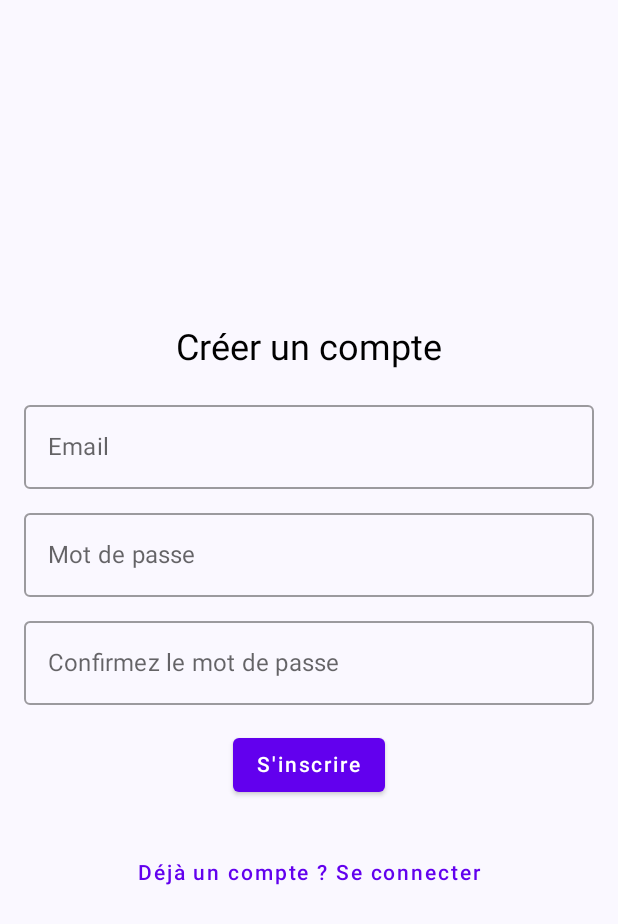
After one commit to enzo30112003/zoo, an Android app built with Jetpack Compose: the SignUpScreen screen opened through its navigation route, on a phone screen of 412 x 824 dp. The commit adds this screen. Shown: the top 924 px of the screen. Run offline under Robolectric (Android 15) with nearby library versions, the phone set to English and light mode, and no system bars; our stand-ins replace Firebase (no records; nobody signed in at launch, a user with empty details on screens opened directly).

Commit message:
2eme commit

```diff
--- a/app/src/main/AndroidManifest.xml
+++ b/app/src/main/AndroidManifest.xml
@@ -1,6 +1,8 @@
 <?xml version="1.0" encoding="utf-8"?>
 <manifest xmlns:android="http://schemas.android.com/apk/res/android"
     xmlns:tools="http://schemas.android.com/tools">
+
+    <uses-permission android:name="android.permission.INTERNET"/>
 
     <application
         android:allowBackup="true"
--- a/app/src/main/java/fr/isen/morelli/zoo/MainActivity.kt
+++ b/app/src/main/java/fr/isen/morelli/zoo/MainActivity.kt
@@ -1,6 +1,7 @@
 package fr.isen.morelli.zoo
 
 import android.os.Bundle
+import android.util.Log
 import androidx.activity.ComponentActivity
 import androidx.activity.compose.setContent
 import androidx.activity.enableEdgeToEdge
@@ -10,25 +11,52 @@ import androidx.compose.material3.Scaffold
 import androidx.compose.material3.Text
 import androidx.compose.runtime.Composable
 import androidx.compose.ui.Modifier
+import com.google.firebase.database.DataSnapshot
+import com.google.firebase.database.DatabaseError
+import com.google.firebase.database.FirebaseDatabase
+import com.google.firebase.database.ValueEventListener
+import fr.isen.morelli.zoo.ui.theme.ZooTheme
+import androidx.activity.compose.setContent
+import androidx.compose.material3.MaterialTheme
+import androidx.compose.material3.Surface
+import androidx.compose.material3.TextButton
 import androidx.compose.ui.tooling.preview.Preview
-import fr.isen.morelli.zoo.ui.theme.ZooTheme
+import androidx.navigation.compose.rememberNavController
+import androidx.navigation.compose.NavHost
+import androidx.navigation.compose.composable
+import fr.isen.morelli.zoo.screens.HomeScreen
+import fr.isen.morelli.zoo.screens.LoginScreen
+import fr.isen.morelli.zoo.screens.SignUpScreen
+
 
 class MainActivity : ComponentActivity() {
     override fun onCreate(savedInstanceState: Bundle?) {
         super.onCreate(savedInstanceState)
-        enableEdgeToEdge()
         setContent {
             ZooTheme {
-                Scaffold(modifier = Modifier.fillMaxSize()) { innerPadding ->
-                    Greeting(
-                        name = "Android",
-                        modifier = Modifier.padding(innerPadding)
-                    )
+                // A surface container using the 'background' color from the theme
+                Surface(modifier = Modifier.fillMaxSize(), color = MaterialTheme.colorScheme.background) {
+                    val navController = rememberNavController()
+                    NavHost(navController = navController, startDestination = "login") {
+                        composable("login") {
+                            LoginScreen(navController = navController)
+                        }
+                        composable("signup") {
+                            SignUpScreen(navController = navController)
+                        }
+                        composable("home") {
+                            HomeScreen(navController = navController) // À créer
+                        }
+                    }
+                    //TextButton(onClick = { navController.navigate("signup") }) {
+                       // Text("Pas encore de compte ? S'inscrire")
+                    //}
+                        // Vous pouvez ajouter plus d'écrans comme "home" ici
+                    }
                 }
             }
         }
     }
-}
 
 @Composable
 fun Greeting(name: String, modifier: Modifier = Modifier) {
--- /dev/null
+++ b/app/src/main/java/fr/isen/morelli/zoo/screens/LoginScreen.kt
@@ -0,0 +1,78 @@
+package fr.isen.morelli.zoo.screens
+
+import androidx.compose.foundation.layout.*
+import androidx.compose.foundation.text.KeyboardOptions
+import androidx.compose.material.*
+import androidx.compose.runtime.*
+import androidx.compose.ui.Alignment
+import androidx.compose.ui.Modifier
+import androidx.compose.ui.text.input.KeyboardType
+import androidx.compose.ui.text.input.PasswordVisualTransformation
+import androidx.compose.ui.unit.dp
+import androidx.navigation.NavController
+import com.google.firebase.auth.FirebaseAuth
+import com.google.firebase.auth.ktx.auth
+import com.google.firebase.ktx.Firebase
+
+
+@Composable
+fun LoginScreen(navController: NavController) {
+    var email by remember { mutableStateOf("") }
+    var password by remember { mutableStateOf("") }
+    var errorMessage by remember { mutableStateOf("") }
+    val auth = Firebase.auth
+
+    Column(
+        modifier = Modifier
+            .fillMaxSize()
+            .padding(16.dp),
+        verticalArrangement = Arrangement.Center,
+        horizontalAlignment = Alignment.CenterHorizontally
+    ) {
+        OutlinedTextField(
+            value = email,
+            onValueChange = { email = it },
+            label = { Text("Email") },
+            modifier = Modifier.fillMaxWidth(),
+            keyboardOptions = KeyboardOptions(keyboardType = KeyboardType.Email)
+        )
+        Spacer(modifier = Modifier.height(8.dp))
+        OutlinedTextField(
+            value = password,
+            onValueChange = { password = it },
+            label = { Text("Mot de passe") },
+            modifier = Modifier.fillMaxWidth(),
+            visualTransformation = PasswordVisualTransformation(),
+            keyboardOptions = KeyboardOptions(keyboardType = KeyboardType.Password)
+        )
+        Spacer(modifier = Modifier.height(16.dp))
+        Button(onClick = {
+            if (email.isBlank() || password.isBlank()) {
+                errorMessage = "Veuillez remplir tous les champs."
+            } else if (!android.util.Patterns.EMAIL_ADDRESS.matcher(email).matches()) {
+                errorMessage = "Adresse e-mail invalide."
+            } else if (password.length < 6) {
+                errorMessage = "Le mot de passe doit contenir au moins 6 caractères."
+            } else {
+                auth.signInWithEmailAndPassword(email, password)
+                    .addOnCompleteListener { task ->
+                        if (task.isSuccessful) {
+                            navController.navigate("home") // Redirige vers l’écran principal
+                        } else {
+                            errorMessage = "Erreur: ${task.exception?.message}"
+                        }
+                    }
+            }
+        }) {
+            Text("Se connecter")
+        }
+        Spacer(modifier = Modifier.height(8.dp))
+        if (errorMessage.isNotEmpty()) {
+            Text(text = errorMessage, color = MaterialTheme.colors.error)
+        }
+
+        androidx.compose.material3.TextButton(onClick = { navController.navigate("signup") }) {
+            androidx.compose.material3.Text("Pas encore de compte ? S'inscrire")
+        }
+    }
+}
--- /dev/null
+++ b/app/src/main/java/fr/isen/morelli/zoo/screens/SignUpScreen.kt
@@ -0,0 +1,103 @@
+package fr.isen.morelli.zoo.screens
+
+import androidx.compose.foundation.layout.*
+import androidx.compose.foundation.text.KeyboardOptions
+import androidx.compose.material.*
+import androidx.compose.runtime.*
+import androidx.compose.ui.Alignment
+import androidx.compose.ui.Modifier
+import androidx.compose.ui.text.input.KeyboardType
+import androidx.compose.ui.text.input.PasswordVisualTransformation
+import androidx.compose.ui.unit.dp
+import androidx.navigation.NavController
+import com.google.firebase.auth.ktx.auth
+import com.google.firebase.ktx.Firebase
+
+@Composable
+fun SignUpScreen(navController: NavController) {
+    var email by remember { mutableStateOf("") }
+    var password by remember { mutableStateOf("") }
+    var confirmPassword by remember { mutableStateOf("") }
+    var errorMessage by remember { mutableStateOf("") }
+    val auth = Firebase.auth
+
+    Column(
+        modifier = Modifier
+            .fillMaxSize()
+            .padding(16.dp),
+        verticalArrangement = Arrangement.Center,
+        horizontalAlignment = Alignment.CenterHorizontally
+    ) {
+        Text("Créer un compte", style = MaterialTheme.typography.h5)
+
+        Spacer(modifier = Modifier.height(16.dp))
+
+        OutlinedTextField(
+            value = email,
+            onValueChange = { email = it },
+            label = { Text("Email") },
+            modifier = Modifier.fillMaxWidth(),
+            keyboardOptions = KeyboardOptions(keyboardType = KeyboardType.Email)
+        )
+
+        Spacer(modifier = Modifier.height(8.dp))
+
+        OutlinedTextField(
+            value = password,
+            onValueChange = { password = it },
+            label = { Text("Mot de passe") },
+            modifier = Modifier.fillMaxWidth(),
+            visualTransformation = PasswordVisualTransformation(),
+            keyboardOptions = KeyboardOptions(keyboardType = KeyboardType.Password)
+        )
+
+        Spacer(modifier = Modifier.height(8.dp))
+
+        OutlinedTextField(
+            value = confirmPassword,
+            onValueChange = { confirmPassword = it },
+            label = { Text("Confirmez le mot de passe") },
+            modifier = Modifier.fillMaxWidth(),
+            visualTransformation = PasswordVisualTransformation(),
+            keyboardOptions = KeyboardOptions(keyboardType = KeyboardType.Password)
+        )
+
+        Spacer(modifier = Modifier.height(16.dp))
+
+        Button(onClick = {
+            if (email.isBlank() || password.isBlank() || confirmPassword.isBlank()) {
+                errorMessage = "Veuillez remplir tous les champs."
+            } else if (!android.util.Patterns.EMAIL_ADDRESS.matcher(email).matches()) {
+                errorMessage = "Adresse e-mail invalide."
+            } else if (password.length < 6) {
+                errorMessage = "Le mot de passe doit contenir au moins 6 caractères."
+            } else if (password != confirmPassword) {
+                errorMessage = "Les mots de passe ne correspondent pas."
+            } else {
+                // Inscription avec Firebase
+                auth.createUserWithEmailAndPassword(email, password)
+                    .addOnCompleteListener { task ->
+                        if (task.isSuccessful) {
+                            navController.navigate("home") // Rediriger vers l'accueil
+                        } else {
+                            errorMessage = "Erreur: ${task.exception?.message}"
+                        }
+                    }
+            }
+        }) {
+            Text("S'inscrire")
+        }
+
+        Spacer(modifier = Modifier.height(8.dp))
+
+        if (errorMessage.isNotEmpty()) {
+            Text(text = errorMessage, color = MaterialTheme.colors.error)
+        }
+
+        Spacer(modifier = Modifier.height(16.dp))
+
+        TextButton(onClick = { navController.navigate("login") }) {
+            Text("Déjà un compte ? Se connecter")
+        }
+    }
+}
--- a/build.gradle.kts
+++ b/build.gradle.kts
@@ -1,5 +1,6 @@
 // Top-level build file where you can add configuration options common to all sub-projects/modules.
 plugins {
+    id("com.google.gms.google-services") version "4.4.2" apply false
     alias(libs.plugins.android.application) apply false
     alias(libs.plugins.kotlin.android) apply false
     alias(libs.plugins.kotlin.compose) apply false
```
Also changed, not shown: app/build.gradle.kts (+19 -1 lines), app/src/main/java/fr/isen/morelli/zoo/screens/HomeScreen.kt (added, +58 -0 lines), 2 other files.
